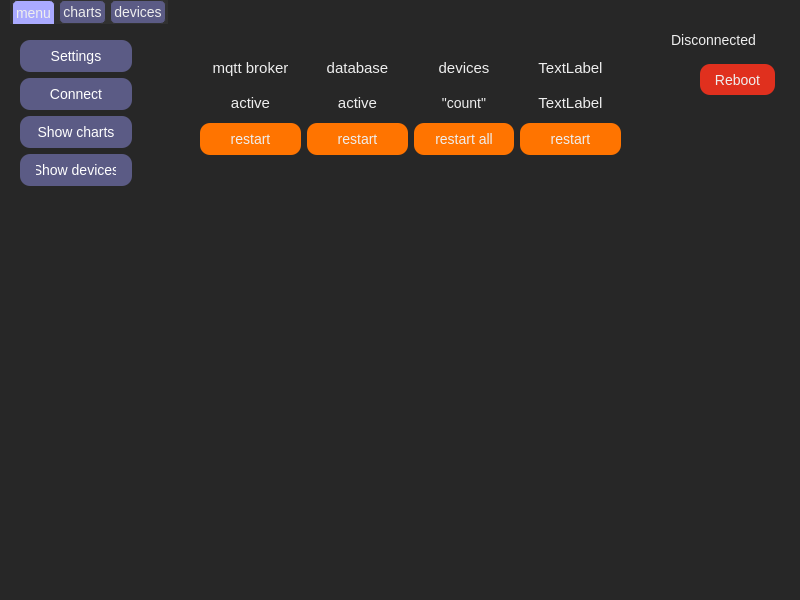
Old version of the form mainwindow.ui in the repository PunkNaPrekole/BubbleHub.
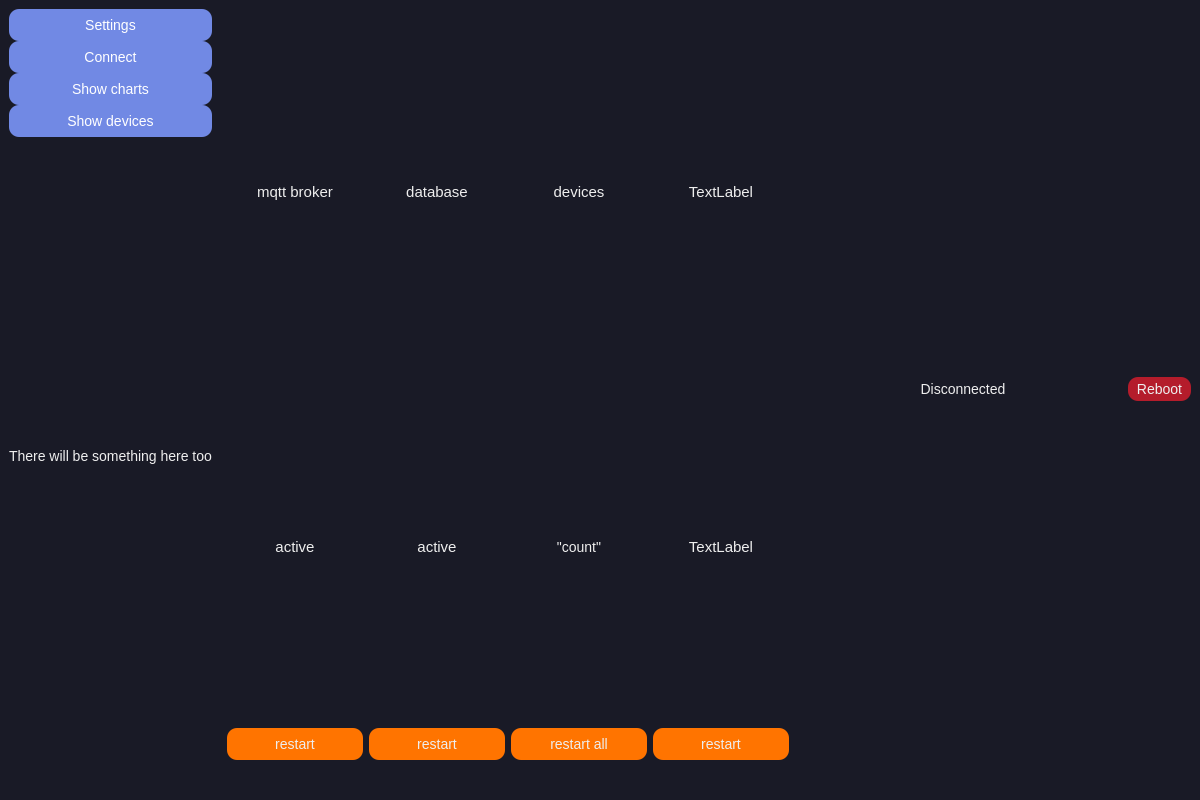
New version of the form. The open tabs and pages were chosen to show the change.

Commit message: Added the ability to search for a server using mDNS, changed the gui, and moved work with Settings to a separate class

```diff
--- a/mainwindow.ui
+++ b/mainwindow.ui
@@ -2,12 +2,15 @@
 <ui version="4.0">
  <class>MainWindow</class>
  <widget class="QMainWindow" name="MainWindow">
+  <property name="enabled">
+   <bool>true</bool>
+  </property>
   <property name="geometry">
    <rect>
     <x>0</x>
     <y>0</y>
-    <width>800</width>
-    <height>600</height>
+    <width>1200</width>
+    <height>800</height>
    </rect>
   </property>
   <property name="windowTitle">
@@ -16,7 +19,7 @@
   <property name="styleSheet">
    <string notr="true">/* Основные настройки фона и текста */
 QWidget {
-    background-color: #272727; /* фон для всего приложения */
+    background-color: #191a26; /* фон для всего приложения */
 	font-family: &quot;GOST Common&quot;;
 	text-align: center;
     color: #eeeeee;            /* цвет текста */
@@ -25,23 +28,20 @@
 
 /* Настройки для кнопок */
 QPushButton {
-    background-color: #5b5b85;     /* Основной цвет */
+    background-color: #7189e4;     /* Основной цвет */
     color: white;                  /*текст */
     border-radius: 10px;           /* Скругленные углы */
     padding: 8px 16px;             /* Отступы */
     border: 2px;     /* Бордер с ярким акцентом */
-	box-shadow: 2px 2px 5px rgba(0, 0, 0, 0.5);
 }
 
 QPushButton:hover {
-    background-color: #aaaaff;     /* Яркий розовый цвет при наведении */
+    background-color: #5e71ba;     /* Яркий розовый цвет при наведении */
 }
 
 QPushButton:pressed {
-    background-color: #aaaaff;     /* Красный цвет при нажатии */
-    border: 2px solid;     /* Оранжевая граница при нажатии */
-	box-shadow: inset 2px 2px 5px rgba(0, 0, 0, 0.5);
-}
+    background-color: #e471c3;     /* Красный цвет при нажатии */
+	border: 2px solid #191a26;}
 
 /* Настройки для слайдеров */
 QSlider::groove:horizontal {
@@ -51,8 +51,8 @@
 }
 
 QSlider::handle:horizontal {
-    background: #aaaaff;           /* ручка */
-    border: 2px solid #5b5b85;     /* граница */
+    background: #7189e4;           /* ручка */
+    border: 2px solid #4c5a92;     /* граница */
     width: 20px;
     height: 20px;
     margin: -8px 0;
@@ -60,7 +60,7 @@
 }
 
 QSlider::handle:horizontal:hover {
-    background: #5b5b85;           /* цвет при наведении */
+    background: #5e71ba;           /* цвет при наведении */
 }
 
 /* Настройки для полей ввода текста */
@@ -159,37 +159,38 @@
 QTabBar::tab:hover {
     background: #aaaaff; /* Цвет фона при наведении на вкладку */
 }
+
+QScrollArea {
+    background-color: #292e47; /* Цвет фона области прокрутки */
+    border: none; /* Цвет и стиль рамки */
+}
 </string>
   </property>
   <widget class="QWidget" name="centralwidget">
-   <widget class="QTabWidget" name="tabWidget">
-    <property name="geometry">
-     <rect>
-      <x>10</x>
-      <y>0</y>
-      <width>801</width>
-      <height>571</height>
-     </rect>
-    </property>
-    <property name="styleSheet">
-     <string notr="true"/>
-    </property>
-    <property name="currentIndex">
-     <number>2</number>
-    </property>
-    <widget class="QWidget" name="mainMenu">
-     <attribute name="title">
-      <string>menu</string>
-     </attribute>
-     <widget class="QWidget" name="gridLayoutWidget">
-      <property name="geometry">
-       <rect>
-        <x>10</x>
-        <y>10</y>
-        <width>112</width>
-        <height>161</height>
-       </rect>
-      </property>
+   <property name="sizePolicy">
+    <sizepolicy hsizetype="Expanding" vsizetype="Expanding">
+     <horstretch>0</horstretch>
+     <verstretch>0</verstretch>
+    </sizepolicy>
+   </property>
+   <property name="maximumSize">
+    <size>
+     <width>1242</width>
+     <height>867</height>
+    </size>
+   </property>
+   <layout class="QHBoxLayout" name="horizontalLayout">
+    <item>
+     <layout class="QHBoxLayout" name="mainLayot" stretch="1,3,2">
+      <property name="sizeConstraint">
+       <enum>QLayout::SizeConstraint::SetMaximumSize</enum>
+      </property>
+      <item>
+       <layout class="QGridLayout" name="leftLayout" rowstretch="1,5">
+        <property name="sizeConstraint">
+         <enum>QLayout::SizeConstraint::SetMaximumSize</enum>
+        </property>
+        <item row="0" column="0">
       <layout class="QGridLayout" name="ButtonsGridLayout">
        <property name="topMargin">
         <number>0</number>
@@ -204,20 +205,6 @@
          </property>
         </widget>
        </item>
-       <item row="2" column="0">
-        <widget class="QPushButton" name="getDataButton">
-         <property name="text">
-          <string>Show charts</string>
-         </property>
-        </widget>
-       </item>
-       <item row="1" column="0">
-        <widget class="QPushButton" name="connectButton">
-         <property name="text">
-          <string>Connect</string>
-         </property>
-        </widget>
-       </item>
        <item row="0" column="0">
         <widget class="QPushButton" name="settingsButton">
          <property name="styleSheet">
@@ -228,61 +215,62 @@
          </property>
         </widget>
        </item>
-      </layout>
-     </widget>
-     <widget class="QLabel" name="stateLabel">
-      <property name="geometry">
-       <rect>
-        <x>638</x>
-        <y>0</y>
-        <width>131</width>
-        <height>33</height>
-       </rect>
-      </property>
-      <property name="text">
-       <string>&lt;html&gt;&lt;head/&gt;&lt;body&gt;&lt;p align=&quot;center&quot;&gt;Disconnected&lt;/p&gt;&lt;/body&gt;&lt;/html&gt;</string>
-      </property>
-     </widget>
-     <widget class="QPushButton" name="rebootButton">
-      <property name="geometry">
-       <rect>
-        <x>690</x>
-        <y>40</y>
-        <width>75</width>
-        <height>31</height>
-       </rect>
-      </property>
+          <item row="1" column="0">
+           <widget class="QPushButton" name="connectButton">
+            <property name="text">
+             <string>Connect</string>
+            </property>
+           </widget>
+          </item>
+          <item row="2" column="0">
+           <widget class="QPushButton" name="getDataButton">
+            <property name="text">
+             <string>Show charts</string>
+            </property>
+           </widget>
+          </item>
+         </layout>
+        </item>
+        <item row="1" column="0">
+         <layout class="QVBoxLayout" name="verticalLayout">
+          <item>
+           <widget class="QLabel" name="label_2">
       <property name="styleSheet">
-       <string notr="true">QPushButton {
-    background-color: #e0301e;     /* Основной цвет */
-    color: #eeeeee;                  /*текст */
-    border-radius: 10px;           /* Скругленные углы */
-    padding: 4px 8px;             /* Отступы */
-    border: 2px;     /* Бордер с ярким акцентом */
-}
-
-QPushButton:hover {
-    background-color: #eb8c00;     /* Яркий розовый цвет при наведении */
-}
-
-QPushButton:pressed {
-    background-color: #a32020;     /* Красный цвет при нажатии */
-    border: 2px solid;     /* Оранжевая граница при нажатии */
-}</string>
+             <string notr="true">qproperty-alignment: AlignCenter;</string>
       </property>
       <property name="text">
-       <string>Reboot</string>
-      </property>
-     </widget>
-     <widget class="QWidget" name="gridLayoutWidget_2">
+             <string>There will be something here too</string>
+            </property>
+           </widget>
+          </item>
+         </layout>
+        </item>
+       </layout>
+      </item>
+      <item>
+       <layout class="QVBoxLayout" name="middleLayout">
+        <property name="sizeConstraint">
+         <enum>QLayout::SizeConstraint::SetMaximumSize</enum>
+        </property>
+        <item>
+         <widget class="QScrollArea" name="scrollArea">
+          <property name="sizeAdjustPolicy">
+           <enum>QAbstractScrollArea::SizeAdjustPolicy::AdjustIgnored</enum>
+          </property>
+          <property name="widgetResizable">
+           <bool>true</bool>
+          </property>
+          <widget class="QWidget" name="scrollAreaWidgetContents">
       <property name="geometry">
        <rect>
-        <x>190</x>
-        <y>30</y>
-        <width>421</width>
-        <height>101</height>
-       </rect>
-      </property>
+             <x>0</x>
+             <y>0</y>
+             <width>582</width>
+             <height>733</height>
+            </rect>
+           </property>
+           <layout class="QVBoxLayout" name="verticalLayout_3" stretch="1,7">
+            <item>
       <layout class="QGridLayout" name="systemControl">
        <item row="2" column="1">
         <widget class="QPushButton" name="dbRestartBtn">
@@ -301,7 +289,7 @@
 
 QPushButton:pressed {
     background-color: #ff4d00;     /* Красный цвет при нажатии */
-    border: 2px solid;     /* Оранжевая граница при нажатии */
+    border: 2px solid #191a26;
 }</string>
          </property>
          <property name="text">
@@ -326,7 +314,7 @@
 
 QPushButton:pressed {
     background-color: #ff4d00;     /* Красный цвет при нажатии */
-    border: 2px solid;     /* Оранжевая граница при нажатии */
+    border: 2px solid #191a26;
 }</string>
          </property>
          <property name="text">
@@ -365,7 +353,7 @@
 
 QPushButton:pressed {
     background-color: #ff4d00;     /* Красный цвет при нажатии */
-    border: 2px solid;     /* Оранжевая граница при нажатии */
+     border: 2px solid #191a26;
 }</string>
          </property>
          <property name="text">
@@ -390,7 +378,7 @@
 
 QPushButton:pressed {
     background-color: #ff4d00;     /* Красный цвет при нажатии */
-    border: 2px solid;     /* Оранжевая граница при нажатии */
+     border: 2px solid #191a26;
 }</string>
          </property>
          <property name="text">
@@ -441,41 +429,73 @@
         </widget>
        </item>
       </layout>
-     </widget>
-    </widget>
-    <widget class="QWidget" name="chartMenu">
-     <attribute name="title">
-      <string>charts</string>
-     </attribute>
-     <widget class="QWidget" name="verticalLayoutWidget">
-      <property name="geometry">
-       <rect>
-        <x>0</x>
-        <y>0</y>
-        <width>781</width>
-        <height>521</height>
-       </rect>
-      </property>
+            </item>
+            <item>
       <layout class="QVBoxLayout" name="chartLayout"/>
-     </widget>
-    </widget>
-    <widget class="QWidget" name="controlMenu">
-     <attribute name="title">
-      <string>devices</string>
-     </attribute>
-     <widget class="QWidget" name="gridLayoutWidget_3">
-      <property name="geometry">
-       <rect>
-        <x>-1</x>
-        <y>-1</y>
-        <width>791</width>
-        <height>521</height>
-       </rect>
-      </property>
+            </item>
+           </layout>
+          </widget>
+         </widget>
+        </item>
+       </layout>
+      </item>
+      <item>
+       <layout class="QVBoxLayout" name="rightLayout" stretch="1,13">
+        <property name="sizeConstraint">
+         <enum>QLayout::SizeConstraint::SetMaximumSize</enum>
+        </property>
+        <item>
+         <layout class="QHBoxLayout" name="horizontalLayout_2" stretch="5,1">
+          <item>
+           <layout class="QHBoxLayout" name="horizontalLayout_3">
+            <item>
+             <widget class="QLabel" name="stateLabel">
+              <property name="styleSheet">
+               <string notr="true">qproperty-alignment: AlignCenter;</string>
+              </property>
+              <property name="text">
+               <string>&lt;html&gt;&lt;head/&gt;&lt;body&gt;&lt;p align=&quot;center&quot;&gt;Disconnected&lt;/p&gt;&lt;/body&gt;&lt;/html&gt;</string>
+              </property>
+             </widget>
+            </item>
+           </layout>
+          </item>
+          <item>
+           <widget class="QPushButton" name="rebootButton">
+            <property name="styleSheet">
+             <string notr="true">QPushButton {
+    background-color: #b41c2b;   
+    color: #eeeeee;       
+    border-radius: 10px;      
+    padding: 4px 8px;   
+    border: 2px;  
+}
+
+QPushButton:hover {
+    background-color: #eb8c00;  
+}
+
+QPushButton:pressed {
+    background-color: #851d22;
+    border: 2px solid #191a26;
+}
+</string>
+            </property>
+            <property name="text">
+             <string>Reboot</string>
+            </property>
+           </widget>
+          </item>
+         </layout>
+        </item>
+        <item>
       <layout class="QGridLayout" name="devicesLayout"/>
-     </widget>
-    </widget>
-   </widget>
+        </item>
+       </layout>
+      </item>
+     </layout>
+    </item>
+   </layout>
   </widget>
   <widget class="QStatusBar" name="statusbar"/>
   <widget class="QMenuBar" name="menubar">
@@ -483,7 +503,7 @@
     <rect>
      <x>0</x>
      <y>0</y>
-     <width>800</width>
+     <width>1200</width>
      <height>23</height>
     </rect>
    </property>
```
Lines whose indentation alone changed are shown as unchanged. The commit also changes 14 other files.
